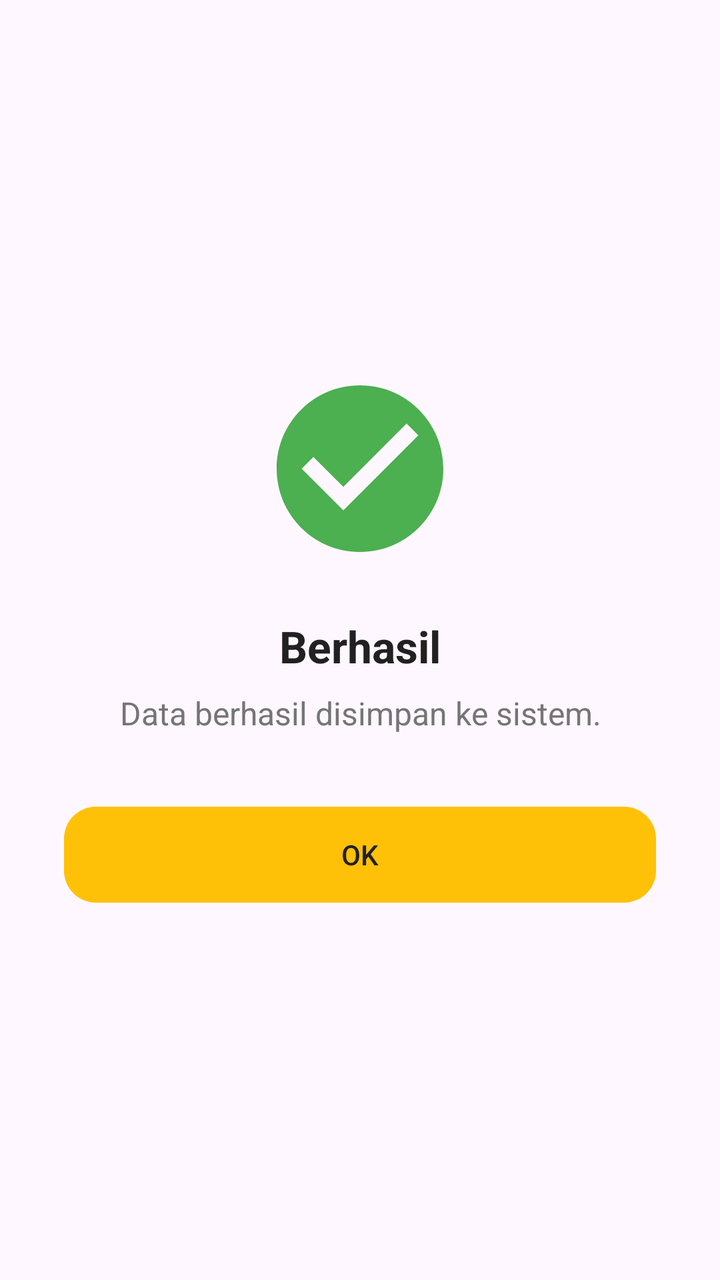
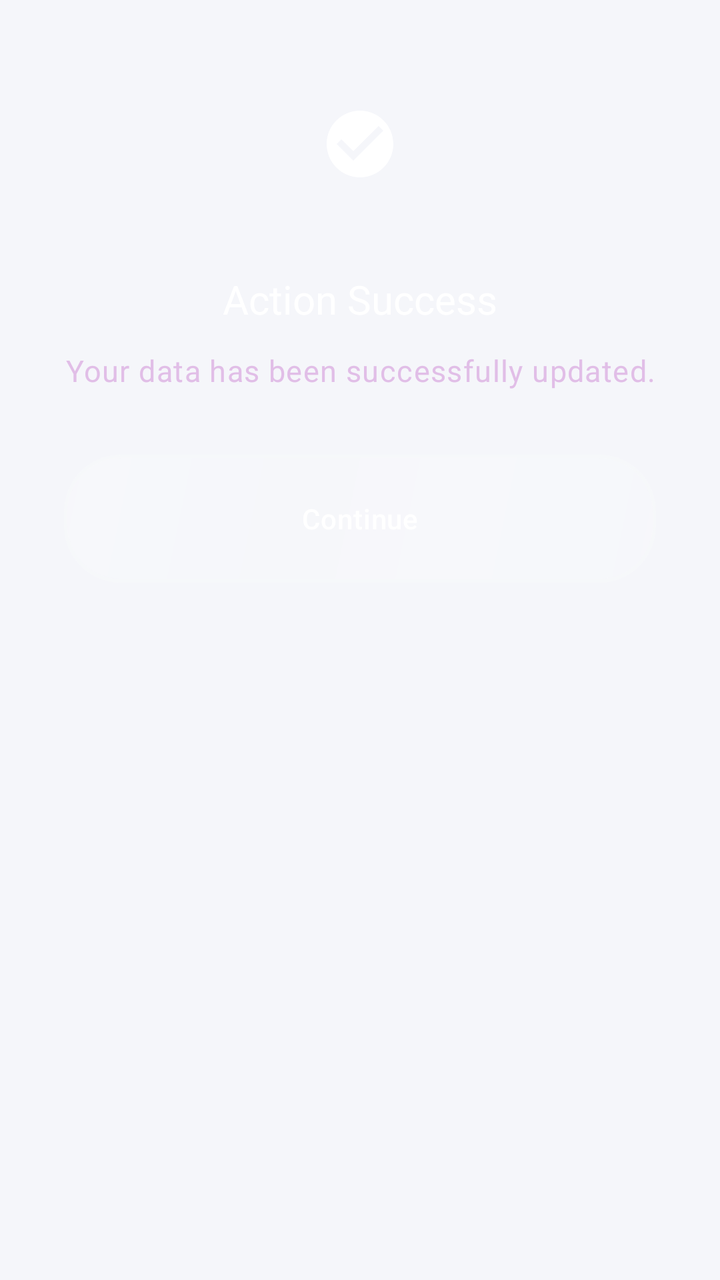

Screens rendered from an Android XML layout before and after an edit, with the pre-edit source and the edit as a unified diff.
<!-- AndroidManifest.xml: application theme Theme.KasirAPP -->
<!-- res/layout/dialog_status.xml -->
<?xml version="1.0" encoding="utf-8"?>
<LinearLayout xmlns:android="http://schemas.android.com/apk/res/android"
    xmlns:app="http://schemas.android.com/apk/res-auto"
    android:layout_width="match_parent"
    android:layout_height="wrap_content"
    android:gravity="center"
    android:orientation="vertical"
    android:padding="32dp">

    <ImageView
        android:id="@+id/imgStatus"
        android:layout_width="100dp"
        android:layout_height="100dp"
        android:src="@drawable/ic_success" />

    <TextView
        android:id="@+id/tvTitle"
        android:layout_width="wrap_content"
        android:layout_height="wrap_content"
        android:layout_marginTop="24dp"
        android:text="Berhasil"
        android:textColor="@color/black"
        android:textSize="22sp"
        android:textStyle="bold" />

    <TextView
        android:id="@+id/tvMessage"
        android:layout_width="wrap_content"
        android:layout_height="wrap_content"
        android:layout_marginTop="8dp"
        android:gravity="center"
        android:text="Data berhasil disimpan ke sistem."
        android:textColor="@color/gray"
        android:textSize="16sp" />

    <com.google.android.material.button.MaterialButton
        android:id="@+id/btnAction"
        android:layout_width="match_parent"
        android:layout_height="56dp"
        android:layout_marginTop="32dp"
        android:text="OK"
        android:textColor="@color/black"
        app:backgroundTint="@color/primary"
        app:cornerRadius="16dp" />

</LinearLayout>
<!-- resources referenced by this layout -->
<resources>
  <color name="black">#212121</color>
  <color name="gray">#757575</color>
  <color name="primary">#FFC107</color>
  <!-- drawable ic_success (drawable) -->
  <vector xmlns:android="http://schemas.android.com/apk/res/android"
      android:width="120dp"
      android:height="120dp"
      android:viewportWidth="24"
      android:viewportHeight="24">
      <path
          android:fillColor="#4CAF50"
          android:pathData="M12,2C6.48,2 2,6.48 2,12s4.48,10 10,10 10,-4.48 10,-10S17.52,2 12,2zM10,17l-5,-5 1.41,-1.41L10,14.17l7.59,-7.59L19,8l-9,9z"/>
  </vector>
  <style name="Base.Theme.KasirAPP" parent="Theme.Material3.DayNight.NoActionBar">
          
           <item name="colorPrimary">@color/primary</item>
      </style>
  <!-- unchanged entries left out for length: 1 -->
</resources>

<!-- the commit's change to res/layout/dialog_status.xml (unified diff, before → after) -->
@@ -1,46 +1,67 @@
 <?xml version="1.0" encoding="utf-8"?>
-<LinearLayout xmlns:android="http://schemas.android.com/apk/res/android"
+<com.google.android.material.card.MaterialCardView
+    xmlns:android="http://schemas.android.com/apk/res/android"
     xmlns:app="http://schemas.android.com/apk/res-auto"
+    style="@style/Widget.App.Card"
     android:layout_width="match_parent"
     android:layout_height="wrap_content"
-    android:gravity="center"
-    android:orientation="vertical"
-    android:padding="32dp">
+    app:cardCornerRadius="32dp"
+    app:cardElevation="0dp">
 
-    <ImageView
-        android:id="@+id/imgStatus"
-        android:layout_width="100dp"
-        android:layout_height="100dp"
-        android:src="@drawable/ic_success" />
+    <LinearLayout
+        android:layout_width="match_parent"
+        android:layout_height="wrap_content"
+        android:orientation="vertical"
+        android:padding="32dp"
+        android:gravity="center">
 
-    <TextView
-        android:id="@+id/tvTitle"
-        android:layout_width="wrap_content"
-        android:layout_height="wrap_content"
-        android:layout_marginTop="24dp"
-        android:text="Berhasil"
-        android:textColor="@color/black"
-        android:textSize="22sp"
-        android:textStyle="bold" />
+        <com.google.android.material.card.MaterialCardView
+            android:id="@+id/cardIconStatus"
+            style="@style/Widget.App.Card"
+            android:layout_width="80dp"
+            android:layout_height="80dp"
+            app:cardCornerRadius="24dp"
+            app:cardElevation="0dp">
+            <ImageView
+                android:id="@+id/imgStatus"
+                android:layout_width="40dp"
+                android:layout_height="40dp"
+                android:layout_gravity="center"
+                android:src="@drawable/ic_success"
+                app:tint="@color/white" />
+        </com.google.android.material.card.MaterialCardView>
 
-    <TextView
-        android:id="@+id/tvMessage"
-        android:layout_width="wrap_content"
-        android:layout_height="wrap_content"
-        android:layout_marginTop="8dp"
-        android:gravity="center"
-        android:text="Data berhasil disimpan ke sistem."
-        android:textColor="@color/gray"
-        android:textSize="16sp" />
+        <TextView
+            android:id="@+id/tvTitle"
+            style="@style/TextAppearance.Future.TitleLarge"
+            android:layout_width="wrap_content"
+            android:layout_height="wrap_content"
+            android:layout_marginTop="24dp"
+            android:text="Action Success"
+            android:textAlignment="center"
+            android:textColor="@color/white" />
 
-    <com.google.android.material.button.MaterialButton
-        android:id="@+id/btnAction"
-        android:layout_width="match_parent"
-        android:layout_height="56dp"
-        android:layout_marginTop="32dp"
-        android:text="OK"
-        android:textColor="@color/black"
-        app:backgroundTint="@color/primary"
-        app:cornerRadius="16dp" />
+        <TextView
+            android:id="@+id/tvMessage"
+            style="@style/TextAppearance.Future.BodyLarge"
+            android:layout_width="match_parent"
+            android:layout_height="wrap_content"
+            android:layout_marginTop="12dp"
+            android:text="Your data has been successfully updated."
+            android:textAlignment="center"
+            android:textColor="#E1BEE7" />
 
-</LinearLayout>
+        <com.google.android.material.button.MaterialButton
+            android:id="@+id/btnAction"
+            style="@style/Widget.App.Button"
+            android:layout_width="match_parent"
+            android:layout_height="64dp"
+            android:layout_marginTop="32dp"
+            android:text="Continue"
+            android:textAllCaps="false"
+            android:textAppearance="@style/TextAppearance.Future.LabelLarge"
+            android:textColor="@color/white"
+            app:cornerRadius="20dp" />
+
+    </LinearLayout>
+</com.google.android.material.card.MaterialCardView>
<!-- resource entries referenced after the edit -->
@@ -1,21 +1,150 @@
 <!-- resources referenced by this layout -->
 <resources>
-  <color name="black">#212121</color>
-  <color name="gray">#757575</color>
-  <color name="primary">#FFC107</color>
+  <color name="white">#FFFFFF</color>
+  <color name="primary">#5E35B1</color>
+  <color name="on_primary">#FFFFFF</color>
+  <color name="primary_container">#F3E5F5</color>
+  <color name="on_primary_container">#4A148C</color>
+  <color name="secondary">#7B1FA2</color>
+  <color name="on_secondary">#FFFFFF</color>
+  <color name="secondary_container">#F8F9FA</color>
+  <color name="on_secondary_container">#202124</color>
+  <color name="background">#F5F6FA</color>
+  <color name="surface">#FFFFFF</color>
+  <color name="on_surface">#202124</color>
+  <color name="surface_variant">#EDEDF5</color>
+  <color name="on_surface_variant">#625B71</color>
+  <color name="outline">#7B6F96</color>
+  <style name="Widget.App.TextInputLayout" parent="Widget.Material3.TextInputLayout.OutlinedBox">
+          <item name="boxCornerRadiusTopStart">20dp</item>
+          <item name="boxCornerRadiusTopEnd">20dp</item>
+          <item name="boxCornerRadiusBottomStart">20dp</item>
+          <item name="boxCornerRadiusBottomEnd">20dp</item>
+          <item name="boxStrokeColor">#80FFFFFF</item>
+          <item name="boxStrokeWidth">1.5dp</item>
+          <item name="boxStrokeWidthFocused">2.5dp</item>
+          <item name="android:textColorHint">#B3FFFFFF</item>
+      </style>
+  <style name="TextAppearance.Premium.HeadlineLarge" parent="TextAppearance.Material3.HeadlineLarge">
+          <item name="android:textSize">28sp</item>
+          <item name="android:fontFamily">sans-serif-medium</item>
+          <item name="android:letterSpacing">-0.02</item>
+          <item name="android:textColor">@color/white</item>
+      </style>
   <!-- drawable ic_success (drawable) -->
   <vector xmlns:android="http://schemas.android.com/apk/res/android"
-      android:width="120dp"
-      android:height="120dp"
+      android:width="24dp"
+      android:height="24dp"
       android:viewportWidth="24"
       android:viewportHeight="24">
       <path
-          android:fillColor="#4CAF50"
+          android:fillColor="@color/success"
           android:pathData="M12,2C6.48,2 2,6.48 2,12s4.48,10 10,10 10,-4.48 10,-10S17.52,2 12,2zM10,17l-5,-5 1.41,-1.41L10,14.17l7.59,-7.59L19,8l-9,9z"/>
   </vector>
-  <style name="Base.Theme.KasirAPP" parent="Theme.Material3.DayNight.NoActionBar">
+  <style name="TextAppearance.Future.BodyLarge" parent="TextAppearance.Premium.BodyLarge" />
+  <style name="TextAppearance.Future.LabelLarge" parent="TextAppearance.Premium.LabelLarge" />
+  <style name="TextAppearance.Future.TitleLarge" parent="TextAppearance.Premium.TitleLarge" />
+  <style name="Widget.App.Button" parent="Widget.Material3.Button.TonalButton">
+          <item name="cornerRadius">20dp</item>
+          <item name="android:background">@drawable/bg_liquid_glass</item>
+          <item name="android:insetTop">0dp</item>
+          <item name="android:insetBottom">0dp</item>
+          <item name="android:textColor">@color/white</item>
+      </style>
+  <style name="Widget.App.Card" parent="Widget.Material3.CardView.Filled">
+          <item name="cardCornerRadius">28dp</item>
+          <item name="cardElevation">0dp</item>
+          <item name="strokeWidth">0dp</item>
+          <item name="android:background">@drawable/bg_liquid_glass</item>
+          <item name="cardBackgroundColor">@android:color/transparent</item>
+      </style>
+  <color name="success">#2ECC71</color>
+  <style name="TextAppearance.Premium.BodyLarge" parent="TextAppearance.Material3.BodyLarge">
+          <item name="android:textSize">15sp</item>
+          <item name="android:fontFamily">sans-serif</item>
+          <item name="android:lineSpacingExtra">3dp</item>
+          <item name="android:textColor">#E1BEE7</item>
+      </style>
+  <style name="TextAppearance.Premium.LabelLarge" parent="TextAppearance.Material3.LabelLarge">
+          <item name="android:textSize">14sp</item>
+          <item name="android:fontFamily">sans-serif-medium</item>
+          <item name="android:letterSpacing">0.02</item>
+          <item name="android:textColor">#B39DDB</item>
+      </style>
+  <style name="TextAppearance.Premium.TitleLarge" parent="TextAppearance.Material3.TitleLarge">
+          <item name="android:textSize">20sp</item>
+          <item name="android:fontFamily">sans-serif-medium</item>
+          <item name="android:textColor">@color/white</item>
+      </style>
+  <!-- drawable bg_liquid_glass (drawable) -->
+  <?xml version="1.0" encoding="utf-8"?>
+  <layer-list xmlns:android="http://schemas.android.com/apk/res/android">
+      
+      <item>
+          <shape android:shape="rectangle">
+              <solid android:color="#1A000000" />
+              <corners android:radius="28dp" />
+          </shape>
+      </item>
+  
+      
+      <item android:bottom="2dp" android:left="1dp" android:right="1dp" android:top="1dp">
+          <shape android:shape="rectangle">
+              <gradient
+                  android:angle="135"
+                  android:endColor="#1AFFFFFF"
+                  android:startColor="#4DFFFFFF"
+                  android:type="linear" />
+              <corners android:radius="28dp" />
+          </shape>
+      </item>
+  
+      
+      <item>
+          <shape android:shape="rectangle">
+              <solid android:color="@android:color/transparent" />
+              <corners android:radius="28dp" />
+              <stroke
+                  android:width="1.5dp"
+                  android:color="#80FFFFFF" />
+          </shape>
+      </item>
+  </layer-list>
+  <style name="Base.Theme.KasirAPP" parent="Theme.Material3.Light.NoActionBar">
           
-           <item name="colorPrimary">@color/primary</item>
+          <item name="colorPrimary">@color/primary</item>
+          <item name="colorOnPrimary">@color/on_primary</item>
+          <item name="colorPrimaryContainer">@color/primary_container</item>
+          <item name="colorOnPrimaryContainer">@color/on_primary_container</item>
+  
+          <item name="colorSecondary">@color/secondary</item>
+          <item name="colorOnSecondary">@color/on_secondary</item>
+          <item name="colorSecondaryContainer">@color/secondary_container</item>
+          <item name="colorOnSecondaryContainer">@color/on_secondary_container</item>
+  
+          <item name="android:windowBackground">@color/background</item>
+          <item name="colorSurface">@color/surface</item>
+          <item name="colorOnSurface">@color/on_surface</item>
+          <item name="colorSurfaceVariant">@color/surface_variant</item>
+          <item name="colorOnSurfaceVariant">@color/on_surface_variant</item>
+          <item name="colorOutline">@color/outline</item>
+  
+          
+          <item name="android:statusBarColor">@android:color/transparent</item>
+          <item name="android:windowLightStatusBar">false</item>
+          <item name="android:navigationBarColor">@android:color/transparent</item>
+          <item name="android:windowLightNavigationBar" tools:targetApi="27">false</item>
+  
+          
+          <item name="materialCardViewStyle">@style/Widget.App.Card</item>
+          <item name="materialButtonStyle">@style/Widget.App.Button</item>
+          <item name="textInputStyle">@style/Widget.App.TextInputLayout</item>
+  
+          
+          <item name="textAppearanceHeadlineLarge">@style/TextAppearance.Premium.HeadlineLarge</item>
+          <item name="textAppearanceTitleLarge">@style/TextAppearance.Premium.TitleLarge</item>
+          <item name="textAppearanceBodyLarge">@style/TextAppearance.Premium.BodyLarge</item>
+          <item name="textAppearanceLabelLarge">@style/TextAppearance.Premium.LabelLarge</item>
       </style>
   <!-- unchanged entries left out for length: 1 -->
 </resources>
